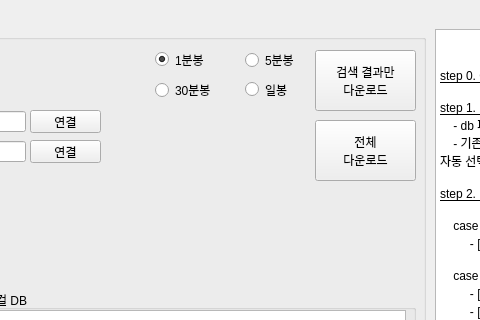
This is creon_datareader_v1_1.ui in skywalker5/Creon-Datareader as Qt 5 draws it before an edit; both pictures show x 435 to 915 and y 0 to 320 of the 1175 by 893 pixel window. The edited form follows.
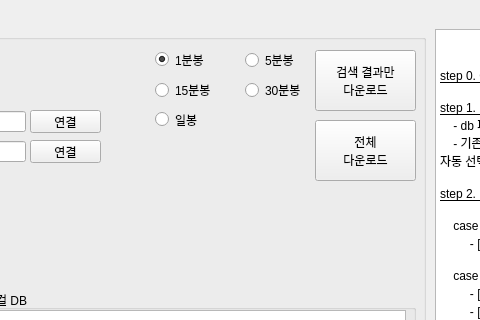
This is the edited form.

What changed in the file:
```diff
--- a/creon_datareader_v1_1.ui
+++ b/creon_datareader_v1_1.ui
@@ -239,8 +239,8 @@
      </property>
      <property name="geometry">
       <rect>
-       <x>640</x>
-       <y>60</y>
+       <x>550</x>
+       <y>90</y>
        <width>61</width>
        <height>19</height>
       </rect>
@@ -287,7 +287,7 @@
      </property>
      <property name="geometry">
       <rect>
-       <x>550</x>
+       <x>640</x>
        <y>60</y>
        <width>81</width>
        <height>20</height>
@@ -417,6 +417,25 @@
       <string>~</string>
      </property>
     </widget>
+    <widget class="QRadioButton" name="radioButton_5">
+     <property name="enabled">
+      <bool>true</bool>
+     </property>
+     <property name="geometry">
+      <rect>
+       <x>550</x>
+       <y>60</y>
+       <width>81</width>
+       <height>20</height>
+      </rect>
+     </property>
+     <property name="text">
+      <string>15분봉</string>
+     </property>
+     <property name="checked">
+      <bool>false</bool>
+     </property>
+    </widget>
    </widget>
    <widget class="QTextBrowser" name="textBrowser">
     <property name="geometry">
```
